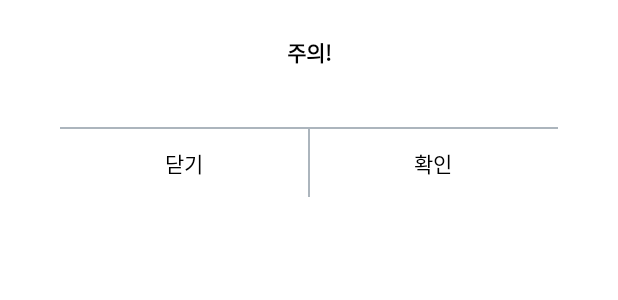
After one commit to wnehdals/MovieApp_Multi_Module, an Android app: the layout dialog_simple.xml on its own in the app's theme, with its tools: preview values and no code run, on a phone screen of 412 x 824 dp. The commit adds this screen. Shown: the top 300 px of the screen. Run offline under Robolectric (Android 15) with nearby library versions, the phone set to English and light mode, and no system bars; network calls fail.

Commit message:
DialogUtil 추가

```diff
--- /dev/null
+++ b/app/src/main/java/com/example/movieapp/view/dialog/DialogUtil.kt
@@ -0,0 +1,63 @@
+package com.example.movieapp.view.dialog
+
+import android.app.AlertDialog
+import android.app.Dialog
+import android.content.Context
+import android.content.DialogInterface
+import android.graphics.Color
+import android.graphics.drawable.ColorDrawable
+import android.view.LayoutInflater
+import android.view.View
+import android.widget.Button
+import android.widget.TextView
+import com.example.movieapp.R
+
+object DialogUtil {
+    fun makeSimpleDialog(
+        context: Context,
+        title: String? = null,
+        message: String,
+        positiveButtonText: String = "OK",
+        negativeButtonText: String? = null,
+        positiveButtonOnClickListener: DialogInterface.OnClickListener,
+        negativeButtonOnClickListener: DialogInterface.OnClickListener? = null,
+        cancelable: Boolean = true
+    ): Dialog {
+        val view = LayoutInflater.from(context).inflate(R.layout.dialog_simple, null)
+        val textViewTitle = view.findViewById<TextView>(R.id.simple_dialog_title_tv)
+        val textViewMessage = view.findViewById<TextView>(R.id.simple_dialog_message_tv)
+        val buttonPositive = view.findViewById<TextView>(R.id.button_positive)
+        val buttonNegative = view.findViewById<TextView>(R.id.button_negative)
+
+        val builder = AlertDialog.Builder(context)
+            .setView(view)
+
+        val dialog = builder.create()
+        dialog.setCancelable(cancelable)
+        dialog.window?.setBackgroundDrawable(ColorDrawable(Color.TRANSPARENT))
+
+        textViewMessage.text = message
+
+        buttonPositive.text = positiveButtonText
+        buttonPositive.setOnClickListener {
+            positiveButtonOnClickListener.onClick(dialog, DialogInterface.BUTTON_POSITIVE)
+        }
+
+        if (negativeButtonText == null)
+            buttonNegative.visibility = View.GONE
+        else {
+            buttonNegative.text = negativeButtonText
+            buttonNegative.setOnClickListener {
+                positiveButtonOnClickListener.onClick(dialog, DialogInterface.BUTTON_NEGATIVE)
+            }
+        }
+
+        if (title == null)
+            textViewTitle.visibility = View.GONE
+        else
+            textViewTitle.text = title
+
+        return dialog
+    }
+
+}
--- /dev/null
+++ b/app/src/main/res/layout/dialog_simple.xml
@@ -0,0 +1,94 @@
+<?xml version="1.0" encoding="utf-8"?>
+<androidx.constraintlayout.widget.ConstraintLayout xmlns:android="http://schemas.android.com/apk/res/android"
+    xmlns:app="http://schemas.android.com/apk/res-auto"
+    xmlns:tools="http://schemas.android.com/tools"
+    android:layout_width="match_parent"
+    android:layout_height="wrap_content"
+    android:background="@null"
+    android:paddingStart="40dp"
+    android:paddingEnd="40dp"
+    tools:ignore="MissingDefaultResource">
+
+    <androidx.constraintlayout.widget.ConstraintLayout
+        android:layout_width="match_parent"
+        android:layout_height="wrap_content"
+        app:layout_constraintTop_toTopOf="parent"
+        app:layout_constraintStart_toStartOf="parent"
+        app:layout_constraintEnd_toEndOf="parent"
+        android:background="@color/white">
+
+        <TextView
+            android:id="@+id/simple_dialog_title_tv"
+            android:layout_width="match_parent"
+            android:layout_height="wrap_content"
+            android:layout_margin="24dp"
+            android:textColor="@color/color_000000"
+            android:textSize="14sp"
+            android:textStyle="bold"
+            android:gravity="center"
+            app:layout_constraintEnd_toEndOf="parent"
+            app:layout_constraintStart_toStartOf="parent"
+            app:layout_constraintTop_toTopOf="parent"
+            tools:text="주의!" />
+
+        <TextView
+            android:id="@+id/simple_dialog_message_tv"
+            android:layout_width="match_parent"
+            android:layout_height="wrap_content"
+            android:layout_marginStart="24dp"
+            android:layout_marginTop="12dp"
+            android:layout_marginEnd="24dp"
+            android:layout_marginBottom="12dp"
+            android:gravity="center"
+            android:textColor="@color/color_000000"
+            android:textSize="12sp"
+            app:layout_constraintBottom_toTopOf="@id/button_positive"
+            app:layout_constraintEnd_toEndOf="parent"
+            app:layout_constraintStart_toStartOf="parent"
+            app:layout_constraintTop_toBottomOf="@id/simple_dialog_title_tv"
+            tools:text="" />
+        <View
+            android:layout_width="match_parent"
+            android:layout_height="1dp"
+            android:background="@color/color_acb5bd"
+            app:layout_constraintBottom_toTopOf="@+id/button_positive"
+            app:layout_constraintStart_toStartOf="parent"
+            app:layout_constraintEnd_toEndOf="parent"/>
+        <View
+            android:layout_width="1dp"
+            android:layout_height="0dp"
+            android:background="@color/color_acb5bd"
+            app:layout_constraintTop_toTopOf="@+id/button_positive"
+            app:layout_constraintBottom_toBottomOf="@+id/button_positive"
+            app:layout_constraintStart_toStartOf="parent"
+            app:layout_constraintEnd_toEndOf="parent"/>
+        <TextView
+            android:id="@+id/button_negative"
+            android:layout_width="0dp"
+            android:layout_height="wrap_content"
+            android:padding="12dp"
+            android:textColor="@color/color_000000"
+            android:textSize="14sp"
+            android:gravity="center"
+            app:layout_constraintBottom_toBottomOf="parent"
+            app:layout_constraintStart_toStartOf="parent"
+            app:layout_constraintEnd_toStartOf="@+id/button_positive"
+
+            tools:text="닫기" />
+
+        <TextView
+            android:id="@+id/button_positive"
+            android:layout_width="0dp"
+            android:layout_height="wrap_content"
+            android:padding="12dp"
+            app:layout_constraintBottom_toBottomOf="parent"
+            app:layout_constraintEnd_toEndOf="parent"
+            app:layout_constraintStart_toEndOf="@+id/button_negative"
+            android:textColor="@color/color_000000"
+            android:gravity="center"
+            android:textSize="14sp"
+            tools:text="확인" />
+
+
+    </androidx.constraintlayout.widget.ConstraintLayout>
+</androidx.constraintlayout.widget.ConstraintLayout>
--- a/app/src/main/res/values/colors.xml
+++ b/app/src/main/res/values/colors.xml
@@ -7,4 +7,7 @@
     <color name="teal_700">#FF018786</color>
     <color name="black">#FF000000</color>
     <color name="white">#FFFFFFFF</color>
+    <color name="color_252525">#252525</color>
+    <color name="color_000000">#000000</color>
+    <color name="color_acb5bd">#ACB5BD</color>
 </resources>
--- a/app/src/main/res/values/strings.xml
+++ b/app/src/main/res/values/strings.xml
@@ -3,5 +3,7 @@
     <string name="str_search">검색</string>
     <string name="str_favorite">즐겨찾기</string>
     <string name="str_input_keyword">검색어를 입력해주세요.</string>
+    <string name="str_guide_add_favorite">즐겨찾기 하시겠습니까?</string>
+    <string name="str_cancel">취소</string>
 
 </resources>
```
